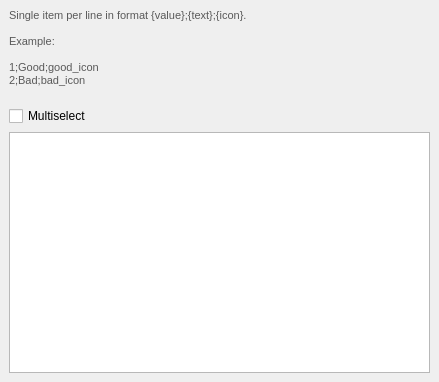
Before: the Qt Designer form src/configmanager/editorwidgets/uifiles/ui_option_config.ui in roam-qgis/Roam, drawn with Qt 5.
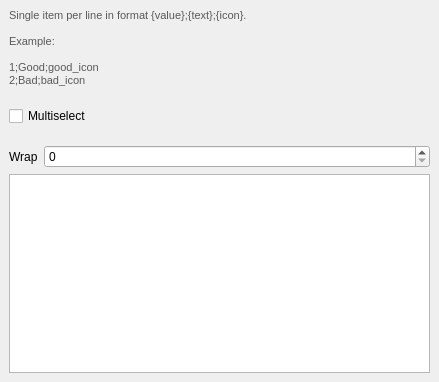
After: the same form once the commit is applied.

Commit message: Add option row wrap to UI

Patch:
```diff
--- a/src/configmanager/editorwidgets/uifiles/ui_option_config.ui
+++ b/src/configmanager/editorwidgets/uifiles/ui_option_config.ui
@@ -31,13 +31,20 @@
      </widget>
      <widget class="QWidget" name="page_3">
       <layout class="QGridLayout" name="gridLayout_4">
-       <item row="2" column="0">
+       <item row="4" column="0">
         <widget class="QPlainTextEdit" name="listText">
          <property name="centerOnScroll">
           <bool>false</bool>
          </property>
         </widget>
        </item>
+       <item row="1" column="0">
+        <widget class="QCheckBox" name="multiCheck">
+         <property name="text">
+          <string>Multiselect</string>
+         </property>
+        </widget>
+       </item>
        <item row="0" column="0">
         <widget class="QLabel" name="label_5">
          <property name="styleSheet">
@@ -61,12 +68,35 @@
          </property>
         </widget>
        </item>
-       <item row="1" column="0">
-        <widget class="QCheckBox" name="multiCheck">
-         <property name="text">
-          <string>Multiselect</string>
+       <item row="2" column="0">
+        <layout class="QHBoxLayout" name="horizontalLayout">
+         <property name="topMargin">
+          <number>13</number>
          </property>
-        </widget>
+         <item>
+          <widget class="QLabel" name="label">
+           <property name="sizePolicy">
+            <sizepolicy hsizetype="Maximum" vsizetype="Preferred">
+             <horstretch>0</horstretch>
+             <verstretch>0</verstretch>
+            </sizepolicy>
+           </property>
+           <property name="text">
+            <string>Wrap</string>
+           </property>
+          </widget>
+         </item>
+         <item>
+          <widget class="QSpinBox" name="wrapEdit">
+           <property name="sizePolicy">
+            <sizepolicy hsizetype="Minimum" vsizetype="Fixed">
+             <horstretch>0</horstretch>
+             <verstretch>0</verstretch>
+            </sizepolicy>
+           </property>
+          </widget>
+         </item>
+        </layout>
        </item>
       </layout>
      </widget>
```
The commit also changes 1 other file.
